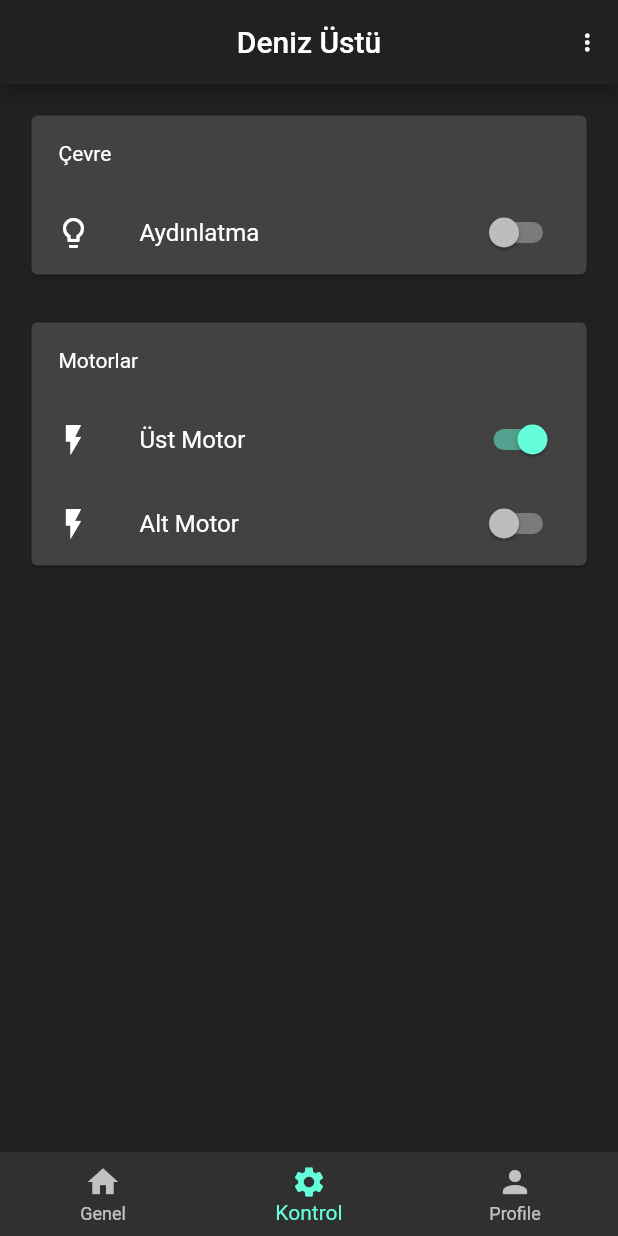
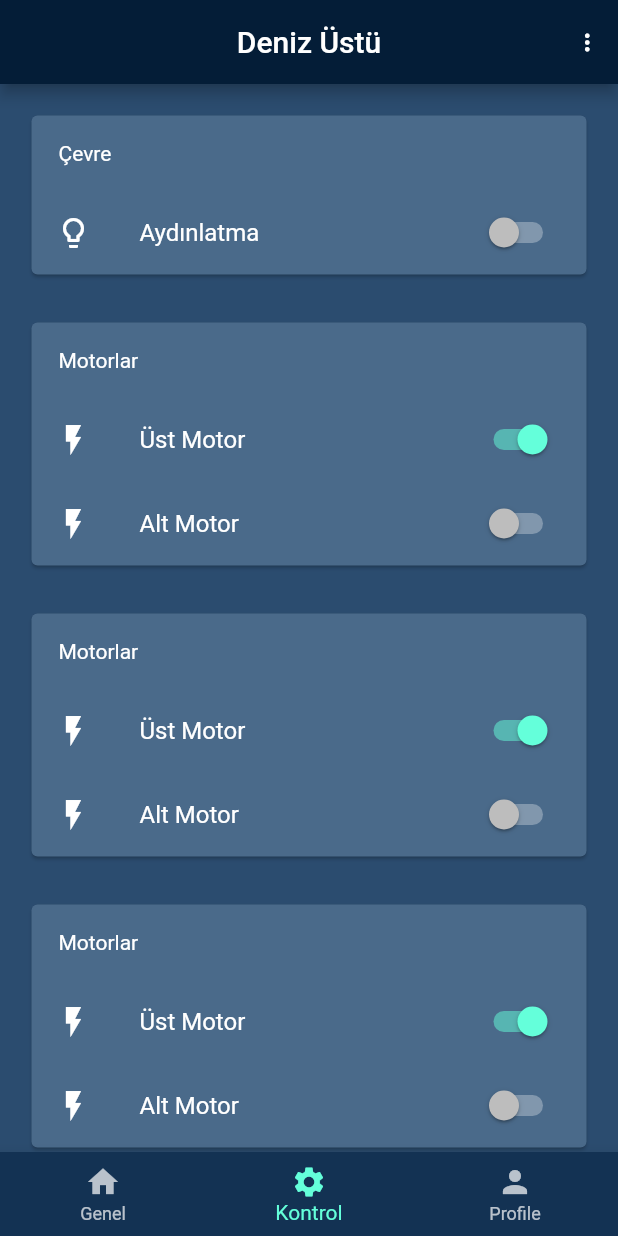
Before and after one commit to MarlonJD/projectBlue, a Flutter app: the screen it shows after launch, item 2 of the bottom bar chosen, after a tap on "Üst Motor", on a phone screen of 412 x 824 dp. Run offline on Flutter 3.47's test engine with Material 2 defaults, Android fonts, the light colour scheme and no system bars; our stand-ins replace getflutter, video_player; missing offline and left inert: control_pad; network calls fail.

Commit message:
Add Genel and Kontrol view

```diff
--- a/deniz_ustu/lib/src/app.dart
+++ b/deniz_ustu/lib/src/app.dart
@@ -12,9 +12,9 @@ class App extends StatelessWidget {
       theme: new ThemeData(
         brightness:Brightness.dark,
         primarySwatch: Colors.blue,
-        primaryColor: const Color(0xFF212121),
+        primaryColor: const Color(0xFF041D37),
         accentColor: const Color(0xFF64ffda),
-        canvasColor: const Color(0xFF303030),
+        canvasColor: Color(0xFF2B4C6F),
         fontFamily: 'Roboto',
       ),
       home: Home(),
@@ -56,6 +56,7 @@ class _HomeState extends State<Home> {
       ),
       body: _children[_currentIndex], // new
       bottomNavigationBar: BottomNavigationBar(
+        backgroundColor: Color(0xFF133253),
         onTap: onTabTapped, // new
         currentIndex: _currentIndex, // new
         items: [
--- a/deniz_ustu/lib/src/ui/genel.dart
+++ b/deniz_ustu/lib/src/ui/genel.dart
@@ -26,11 +26,10 @@ class _GenelWidgetState extends State<GenelWidget> {
   @override
   Widget build(BuildContext context) {
     return Scaffold(
-      body: Container(
-          color: const Color(0xFF212121),
+      body: ListView(
+          //color: const Color(0xFF212121),
           padding: EdgeInsets.all(5),
-          margin: EdgeInsets.all(10),
-          child: Column(
+          children: [ Column(
             children: [
               _controller.value.initialized
                   ? AspectRatio(
@@ -39,46 +38,98 @@ class _GenelWidgetState extends State<GenelWidget> {
                     )
                   : Container(),
               Padding(
-                padding: EdgeInsets.all(10),
+                padding: EdgeInsets.all(5),
               ),
               Row(
-                children: [
-                  Column(
-                    children: [
+                mainAxisSize: MainAxisSize.min,
+                children: <Widget>[
+                  Flexible(
+                    child: Column(
+                      children: <Widget>[
                         Card(
-                        child: ListTile(
-                          leading: FlutterLogo(),
-                          title: Text('One-line with leading widget'),
+                          child: GFListTile(
+                            color: Color(0xFF4A6A8A),
+                            margin: EdgeInsets.zero,
+                            title: GFTypography(
+                              text: 'Motor Deviri',
+                              type: GFTypographyType.typo5,
+                              showDivider: false,
+                              textColor: Colors.white,
+                            ),
+                            subTitle: GFTypography(
+                              text: '0 RPM',
+                              type: GFTypographyType.typo6,
+                              showDivider: false,
+                              textColor: Color(0xFF738CA6),
                             ),
                           ),
-                      Card(
-                        child: ListTile(
-                          title: Text('One-line with trailing widget'),
-                          trailing: Icon(Icons.more_vert),
+                        ),Card(
+                          child: GFListTile(
+                            color: Color(0xFF4A6A8A),
+                            margin: EdgeInsets.zero,
+                            title: GFTypography(
+                              text: 'Derinlik',
+                              type: GFTypographyType.typo5,
+                              showDivider: false,
+                              textColor: Colors.white,
+                            ),
+                            subTitle: GFTypography(
+                              text: '0 m',
+                              type: GFTypographyType.typo6,
+                              showDivider: false,
+                              textColor: Color(0xFF738CA6),
+                            ),
                           ),
                         ),
                       ],
                     ),
-                  Column(
-                    children: [
+                  ),
+                  Flexible(
+                    child: Column(
+                      children: <Widget>[
                         Card(
-                        child: ListTile(
-                          leading: FlutterLogo(),
-                          title: Text('One-line with leading widget'),
+                          child: GFListTile(
+                            color: Color(0xFF4A6A8A),
+                            margin: EdgeInsets.zero,
+                            title: GFTypography(
+                              text: 'Basınç',
+                              type: GFTypographyType.typo5,
+                              showDivider: false,
+                              textColor: Colors.white,
+                            ),
+                            subTitle: GFTypography(
+                              text: '0 Pa',
+                              type: GFTypographyType.typo6,
+                              showDivider: false,
+                              textColor: Color(0xFF738CA6),
+                            ),
                           ),
                         ),
                         Card(
-                        child: ListTile(
-                          title: Text('One-line with trailing widget'),
-                          trailing: Icon(Icons.more_vert),
+                          child: GFListTile(
+                            color: Color(0xFF4A6A8A),
+                            margin: EdgeInsets.zero,
+                            title: GFTypography(
+                              text: 'Sıcaklık',
+                              type: GFTypographyType.typo5,
+                              showDivider: false,
+                              textColor: Colors.white,
+                            ),
+                            subTitle: GFTypography(
+                              text: '0 °C',
+                              type: GFTypographyType.typo6,
+                              showDivider: false,
+                              textColor: Color(0xFF738CA6),
+                            ),
                           ),
                         ),
                       ],
+                    ),
                   )
                 ],
               ),
               Padding(
-                padding: EdgeInsets.all(10),
+                padding: EdgeInsets.all(5),
               ),
               Row(
                   mainAxisAlignment: MainAxisAlignment.spaceEvenly,
@@ -98,7 +149,7 @@ class _GenelWidgetState extends State<GenelWidget> {
                     ),
                   ])
             ],
-          )),
+          )]),
     );
   }
 
--- a/deniz_ustu/lib/src/ui/kontrol.dart
+++ b/deniz_ustu/lib/src/ui/kontrol.dart
@@ -16,12 +16,13 @@ class _KontrolWidgetState extends State<KontrolWidget> {
   @override
   Widget build(BuildContext context) {
     return Scaffold(
-      body: Container(
-          color: const Color(0xFF212121),
+      body: ListView(
           padding: EdgeInsets.all(5),
-          child: Column(
+          children: [
+            Column(
             children: [
               GFCard(
+                color: Color(0xFF4A6A8A),
                 padding: EdgeInsets.zero,
                 title: GFListTile(
                   margin: EdgeInsets.zero,
@@ -39,6 +40,65 @@ class _KontrolWidgetState extends State<KontrolWidget> {
                 ),
               ),
               GFCard(
+                  color: Color(0xFF4A6A8A),
+                  padding: EdgeInsets.zero,
+                  title: GFListTile(
+                    margin: EdgeInsets.zero,
+                    title: Text('Motorlar'),
+                  ),
+                  content: Column(children: [
+                    SwitchListTile(
+                      title: const Text('Üst Motor'),
+                      value: _uMotor,
+                      onChanged: (bool value) {
+                        setState(() {
+                          _uMotor = value;
+                        });
+                      },
+                      secondary: const Icon(Icons.flash_on),
+                    ),
+                    SwitchListTile(
+                      title: const Text('Alt Motor'),
+                      value: _aMotor,
+                      onChanged: (bool value) {
+                        setState(() {
+                          _aMotor = value;
+                        });
+                      },
+                      secondary: const Icon(Icons.flash_on),
+                    ),
+                  ])),
+                  GFCard(
+                  color: Color(0xFF4A6A8A),
+                  padding: EdgeInsets.zero,
+                  title: GFListTile(
+                    margin: EdgeInsets.zero,
+                    title: Text('Motorlar'),
+                  ),
+                  content: Column(children: [
+                    SwitchListTile(
+                      title: const Text('Üst Motor'),
+                      value: _uMotor,
+                      onChanged: (bool value) {
+                        setState(() {
+                          _uMotor = value;
+                        });
+                      },
+                      secondary: const Icon(Icons.flash_on),
+                    ),
+                    SwitchListTile(
+                      title: const Text('Alt Motor'),
+                      value: _aMotor,
+                      onChanged: (bool value) {
+                        setState(() {
+                          _aMotor = value;
+                        });
+                      },
+                      secondary: const Icon(Icons.flash_on),
+                    ),
+                  ])),
+                  GFCard(
+                  color: Color(0xFF4A6A8A),
                   padding: EdgeInsets.zero,
                   title: GFListTile(
                     margin: EdgeInsets.zero,
@@ -67,7 +127,7 @@ class _KontrolWidgetState extends State<KontrolWidget> {
                     ),
                   ])),
             ],
-          )),
+          )]),
     );
   }
 }
```
Also changed, not shown: deniz_ustu/pubspec.lock. Lines whose indentation alone changed are shown as unchanged.
